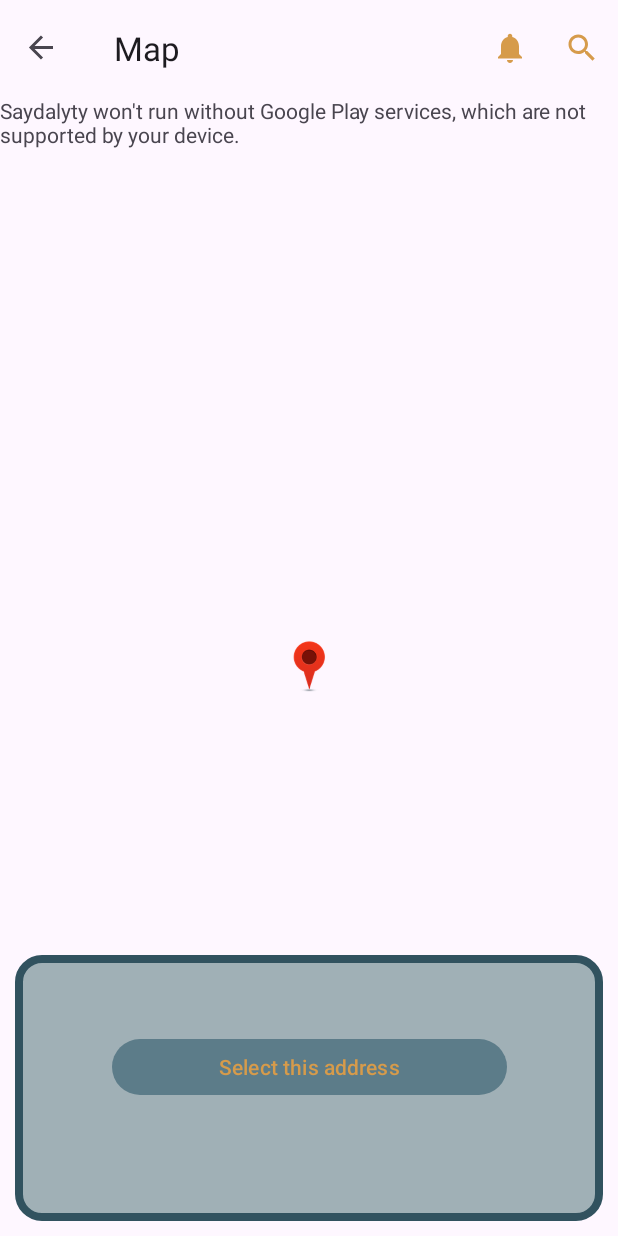
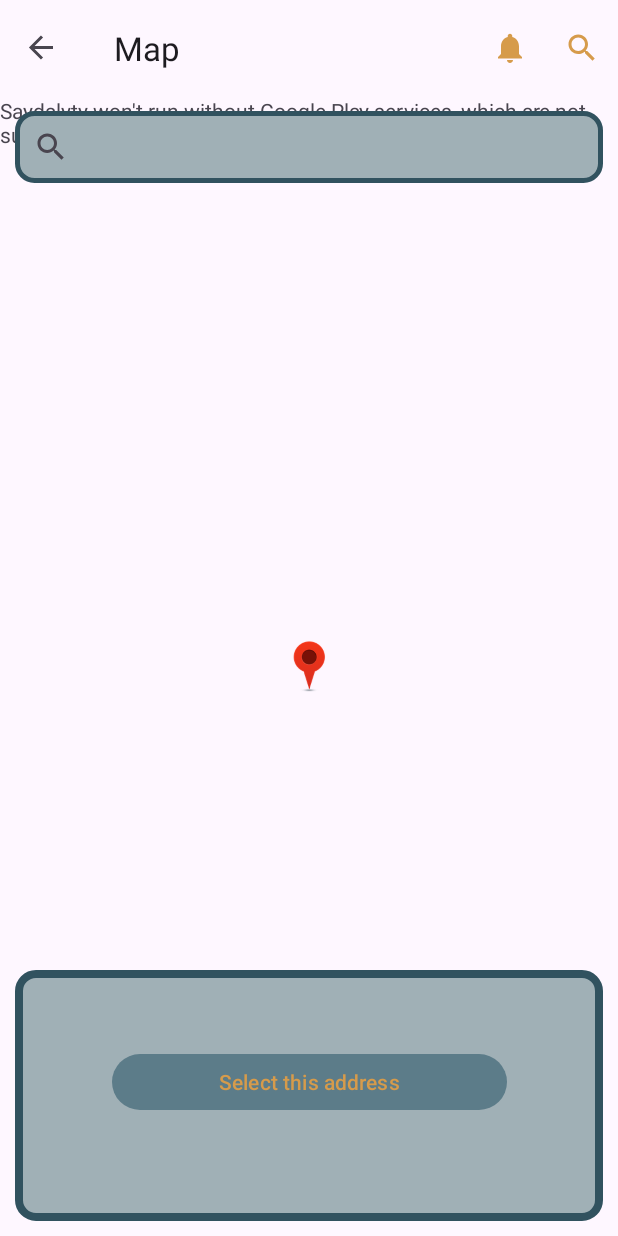
Before and after one commit to khaledhesham2023/Pharmacy, an Android app: the MapsFragment screen opened through its navigation route, on a phone screen of 412 x 824 dp. Run offline under Robolectric (Android 15) with nearby library versions, the phone set to English and light mode, and no system bars; our stand-ins replace Dagger/Hilt's generated code, RxJava, data binding, navigation-ui; libraries missing offline, so code that uses them is left out: com.denzcoskun.imageslider; network calls fail; 1 statement that could not run was skipped.

Commit message:
maps update

```diff
--- a/app/src/main/res/drawable/location_background_shape.xml
+++ b/app/src/main/res/drawable/location_background_shape.xml
@@ -1,6 +1,6 @@
 <?xml version="1.0" encoding="utf-8"?>
-<shape xmlns:android="http://schemas.android.com/apk/res/android">
+<shape android:shape="rectangle" xmlns:android="http://schemas.android.com/apk/res/android">
 <solid android:color="#A0B0B6"/>
     <stroke android:color="@color/colorPrimaryDark" android:width="5dp"/>
-    <corners android:radius="15dp"/>
+    <corners android:radius="11dp"/>
 </shape>
--- /dev/null
+++ b/app/src/main/res/drawable/search_view_background.xml
@@ -0,0 +1,6 @@
+<?xml version="1.0" encoding="utf-8"?>
+<shape xmlns:android="http://schemas.android.com/apk/res/android">
+    <solid android:color="#A0B0B6" />
+    <stroke android:color="@color/colorPrimaryDark" android:width="3dp"/>
+    <corners android:radius="11dp"/>
+</shape>
--- a/app/src/main/res/layout/fragment_maps.xml
+++ b/app/src/main/res/layout/fragment_maps.xml
@@ -21,6 +21,16 @@
             app:layout_constraintStart_toStartOf="parent"
             app:layout_constraintTop_toTopOf="parent"
             tools:context=".ui.map.MapsFragment" />
+        <androidx.appcompat.widget.SearchView
+            android:layout_width="0dp"
+            android:layout_height="wrap_content"
+            android:id="@+id/searchView"
+            android:layout_margin="10dp"
+            app:layout_constraintTop_toTopOf="parent"
+            app:layout_constraintStart_toStartOf="parent"
+            app:layout_constraintEnd_toEndOf="parent"
+            android:background="@drawable/search_view_background"
+            android:hint="@string/search_for_address"/>
 
         <ImageView
             android:id="@+id/marker"
@@ -51,9 +61,11 @@
                 android:gravity="center"
                 android:textColor="@color/colorPrimaryDark"
                 android:textSize="16sp"
-                app:layout_constraintEnd_toEndOf="parent"
+                android:maxLines="3"
+                android:maxWidth="100dp"
+                android:layout_margin="10dp"
                 app:layout_constraintStart_toStartOf="parent"
-                app:layout_constraintTop_toTopOf="parent" />
+                app:layout_constraintEnd_toEndOf="parent"/>
 
             <Button
                 android:id="@+id/select"
@@ -61,12 +73,9 @@
                 android:layout_height="45dp"
                 android:layout_margin="10dp"
                 android:text="@string/select_this_address"
-                app:layout_constraintBottom_toBottomOf="parent"
-                app:layout_constraintEnd_toEndOf="parent"
-                app:layout_constraintHorizontal_bias="0.503"
+                app:layout_constraintTop_toBottomOf="@id/title"
                 app:layout_constraintStart_toStartOf="parent"
-                app:layout_constraintTop_toBottomOf="@+id/title"
-                app:layout_constraintVertical_bias="0.422" />
+                app:layout_constraintEnd_toEndOf="parent"/>
 
         </androidx.constraintlayout.widget.ConstraintLayout>
 
--- a/app/src/main/res/values/strings.xml
+++ b/app/src/main/res/values/strings.xml
@@ -93,4 +93,5 @@
     <string name="poi">Point of Interest</string>
     <string name="permission_denied_explanation">App must access your location to proceed</string>
     <string name="select_this_address">Select this address</string>
+    <string name="search_for_address">Search for Address</string>
 </resources>
```
Also changed, not shown: app/src/main/java/com/khaledamin/pharmacy_android/ui/map/MapsFragment.kt (+62 -34 lines), 1 other file.
